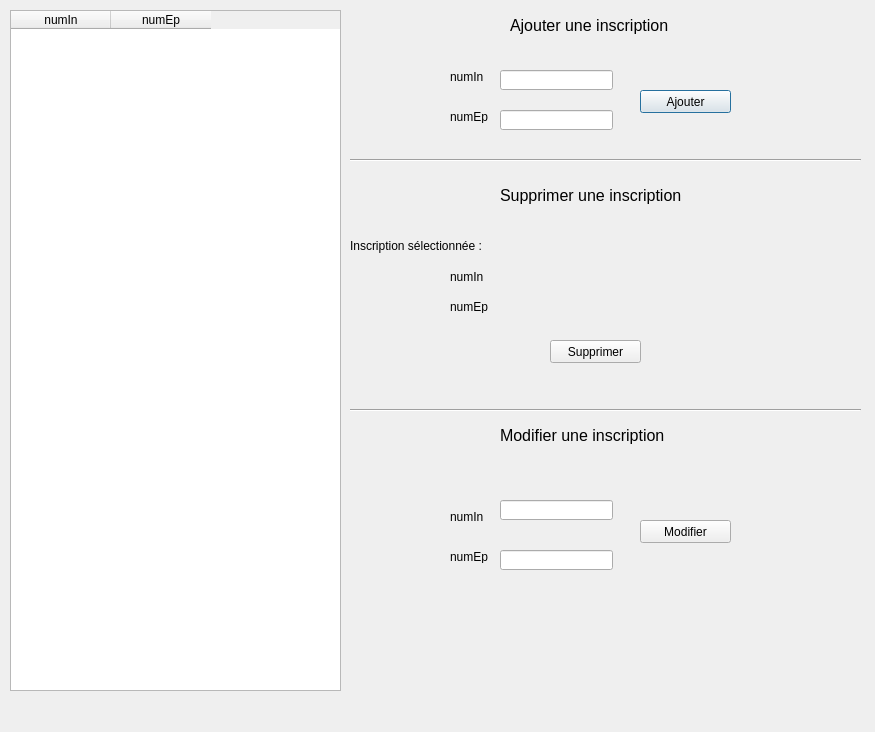
First picture: the form in gui/fct_partie3_1.ui, repository Cengokill/BaseDonnees_Qt_Designer, before the edit.
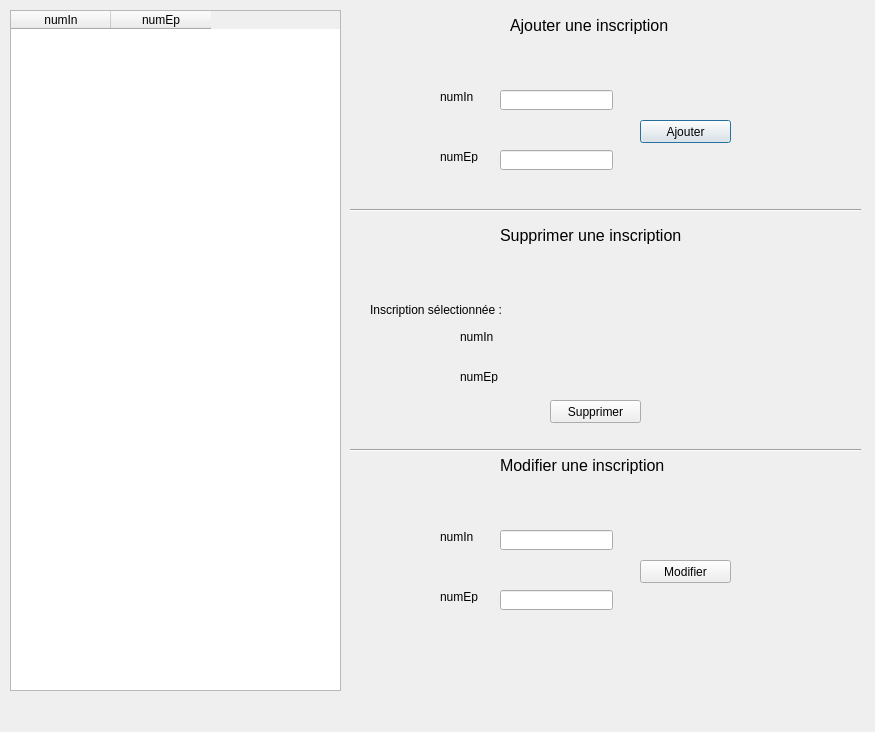
Second picture: the form after the edit.

Commit message: modif gui 3.1 et ajout ajouterInscription (non fonctionnel)

The edit to the form file:
```diff
--- a/gui/fct_partie3_1.ui
+++ b/gui/fct_partie3_1.ui
@@ -65,7 +65,7 @@
    <property name="geometry">
     <rect>
      <x>640</x>
-     <y>90</y>
+     <y>120</y>
      <width>91</width>
      <height>23</height>
     </rect>
@@ -81,7 +81,7 @@
    <property name="geometry">
     <rect>
      <x>500</x>
-     <y>70</y>
+     <y>90</y>
      <width>113</width>
      <height>20</height>
     </rect>
@@ -91,7 +91,7 @@
    <property name="geometry">
     <rect>
      <x>500</x>
-     <y>110</y>
+     <y>150</y>
      <width>113</width>
      <height>20</height>
     </rect>
@@ -113,8 +113,8 @@
   <widget class="QLabel" name="label">
    <property name="geometry">
     <rect>
-     <x>450</x>
-     <y>70</y>
+     <x>440</x>
+     <y>90</y>
      <width>47</width>
      <height>13</height>
     </rect>
@@ -126,8 +126,8 @@
   <widget class="QLabel" name="label_2">
    <property name="geometry">
     <rect>
-     <x>450</x>
-     <y>110</y>
+     <x>440</x>
+     <y>150</y>
      <width>47</width>
      <height>13</height>
     </rect>
@@ -140,7 +140,7 @@
    <property name="geometry">
     <rect>
      <x>350</x>
-     <y>150</y>
+     <y>200</y>
      <width>511</width>
      <height>20</height>
     </rect>
@@ -171,7 +171,7 @@
    <property name="geometry">
     <rect>
      <x>500</x>
-     <y>180</y>
+     <y>220</y>
      <width>251</width>
      <height>31</height>
     </rect>
@@ -188,8 +188,8 @@
   <widget class="QLabel" name="label_5">
    <property name="geometry">
     <rect>
-     <x>350</x>
-     <y>236</y>
+     <x>370</x>
+     <y>300</y>
      <width>141</width>
      <height>20</height>
     </rect>
@@ -201,8 +201,8 @@
   <widget class="QLabel" name="label_6">
    <property name="geometry">
     <rect>
-     <x>450</x>
-     <y>270</y>
+     <x>460</x>
+     <y>330</y>
      <width>47</width>
      <height>13</height>
     </rect>
@@ -214,8 +214,8 @@
   <widget class="QLabel" name="label_7">
    <property name="geometry">
     <rect>
-     <x>450</x>
-     <y>300</y>
+     <x>460</x>
+     <y>370</y>
      <width>47</width>
      <height>13</height>
     </rect>
@@ -228,7 +228,7 @@
    <property name="geometry">
     <rect>
      <x>510</x>
-     <y>300</y>
+     <y>330</y>
      <width>47</width>
      <height>13</height>
     </rect>
@@ -241,9 +241,9 @@
    <property name="geometry">
     <rect>
      <x>510</x>
-     <y>270</y>
-     <width>47</width>
-     <height>13</height>
+     <y>370</y>
+     <width>71</width>
+     <height>16</height>
     </rect>
    </property>
    <property name="text">
@@ -254,7 +254,7 @@
    <property name="geometry">
     <rect>
      <x>350</x>
-     <y>400</y>
+     <y>440</y>
      <width>511</width>
      <height>20</height>
     </rect>
@@ -267,7 +267,7 @@
    <property name="geometry">
     <rect>
      <x>550</x>
-     <y>340</y>
+     <y>400</y>
      <width>91</width>
      <height>23</height>
     </rect>
@@ -286,7 +286,7 @@
    <property name="geometry">
     <rect>
      <x>500</x>
-     <y>420</y>
+     <y>450</y>
      <width>251</width>
      <height>31</height>
     </rect>
@@ -303,8 +303,8 @@
   <widget class="QLabel" name="label_9">
    <property name="geometry">
     <rect>
-     <x>450</x>
-     <y>510</y>
+     <x>440</x>
+     <y>530</y>
      <width>47</width>
      <height>13</height>
     </rect>
@@ -316,8 +316,8 @@
   <widget class="QLabel" name="label_10">
    <property name="geometry">
     <rect>
-     <x>450</x>
-     <y>550</y>
+     <x>440</x>
+     <y>590</y>
      <width>47</width>
      <height>13</height>
     </rect>
@@ -330,7 +330,7 @@
    <property name="geometry">
     <rect>
      <x>500</x>
-     <y>500</y>
+     <y>530</y>
      <width>113</width>
      <height>20</height>
     </rect>
@@ -340,7 +340,7 @@
    <property name="geometry">
     <rect>
      <x>500</x>
-     <y>550</y>
+     <y>590</y>
      <width>113</width>
      <height>20</height>
     </rect>
@@ -350,7 +350,7 @@
    <property name="geometry">
     <rect>
      <x>640</x>
-     <y>520</y>
+     <y>560</y>
      <width>91</width>
      <height>23</height>
     </rect>
@@ -368,9 +368,35 @@
   <widget class="QLabel" name="label_erreur_modif">
    <property name="geometry">
     <rect>
-     <x>390</x>
-     <y>453</y>
-     <width>421</width>
+     <x>370</x>
+     <y>490</y>
+     <width>471</width>
+     <height>20</height>
+    </rect>
+   </property>
+   <property name="text">
+    <string/>
+   </property>
+  </widget>
+  <widget class="QLabel" name="label_erreur_supprimer">
+   <property name="geometry">
+    <rect>
+     <x>370</x>
+     <y>260</y>
+     <width>461</width>
+     <height>20</height>
+    </rect>
+   </property>
+   <property name="text">
+    <string/>
+   </property>
+  </widget>
+  <widget class="QLabel" name="label_erreur_ajouter">
+   <property name="geometry">
+    <rect>
+     <x>370</x>
+     <y>40</y>
+     <width>481</width>
      <height>20</height>
     </rect>
    </property>
```
Left out of the diff: 19 changed lines with no effect on the pictures. The commit also changes 1 other file.
